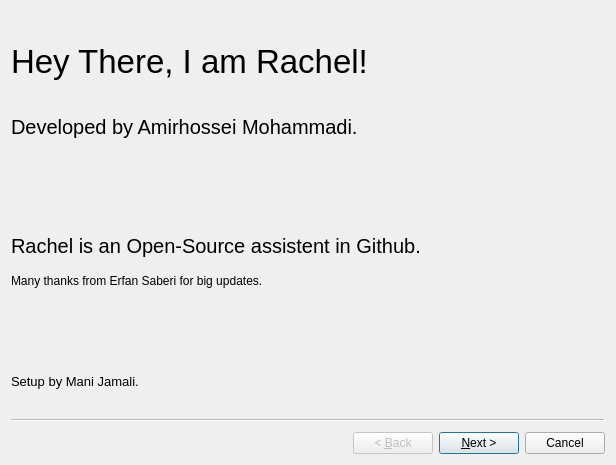
Qt form buildlibs/ui/setup.ui (BlackIQ/Rachel) before a commit.
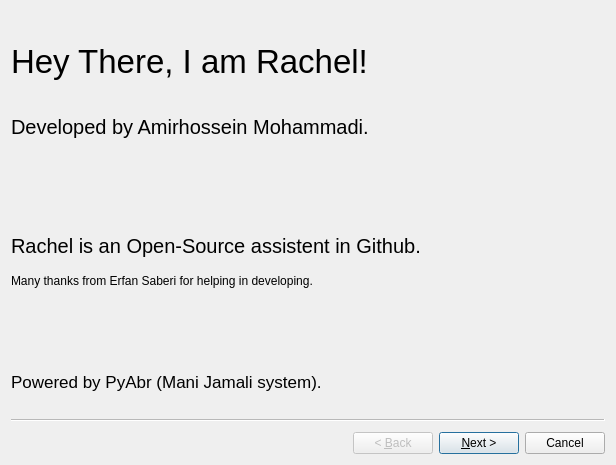
The same form after that commit. Icons and pictures are not drawn.

Commit message: Fix font size

Diff of the .ui file:
```diff
--- a/buildlibs/ui/setup.ui
+++ b/buildlibs/ui/setup.ui
@@ -53,7 +53,7 @@
      </font>
     </property>
     <property name="text">
-     <string>Developed by Amirhossei Mohammadi.</string>
+     <string>Developed by Amirhossein Mohammadi.</string>
     </property>
    </widget>
    <widget class="QLabel" name="label_4">
@@ -84,7 +84,7 @@
      </rect>
     </property>
     <property name="text">
-     <string>Many thanks from Erfan Saberi for big updates.</string>
+     <string>Many thanks from Erfan Saberi for helping in developing.</string>
     </property>
    </widget>
    <widget class="QLabel" name="label_6">
@@ -98,11 +98,11 @@
     </property>
     <property name="font">
      <font>
-      <pointsize>10</pointsize>
+      <pointsize>13</pointsize>
      </font>
     </property>
     <property name="text">
-     <string>Setup by Mani Jamali.</string>
+     <string>Powered by PyAbr (Mani Jamali system).</string>
     </property>
    </widget>
   </widget>
```
